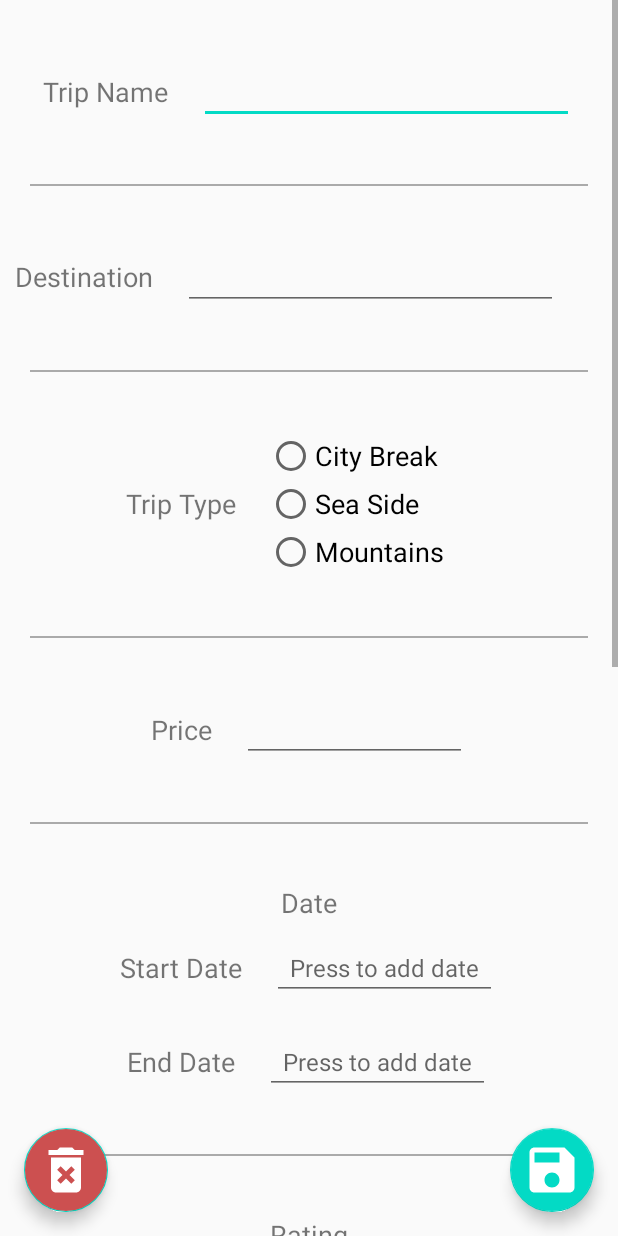
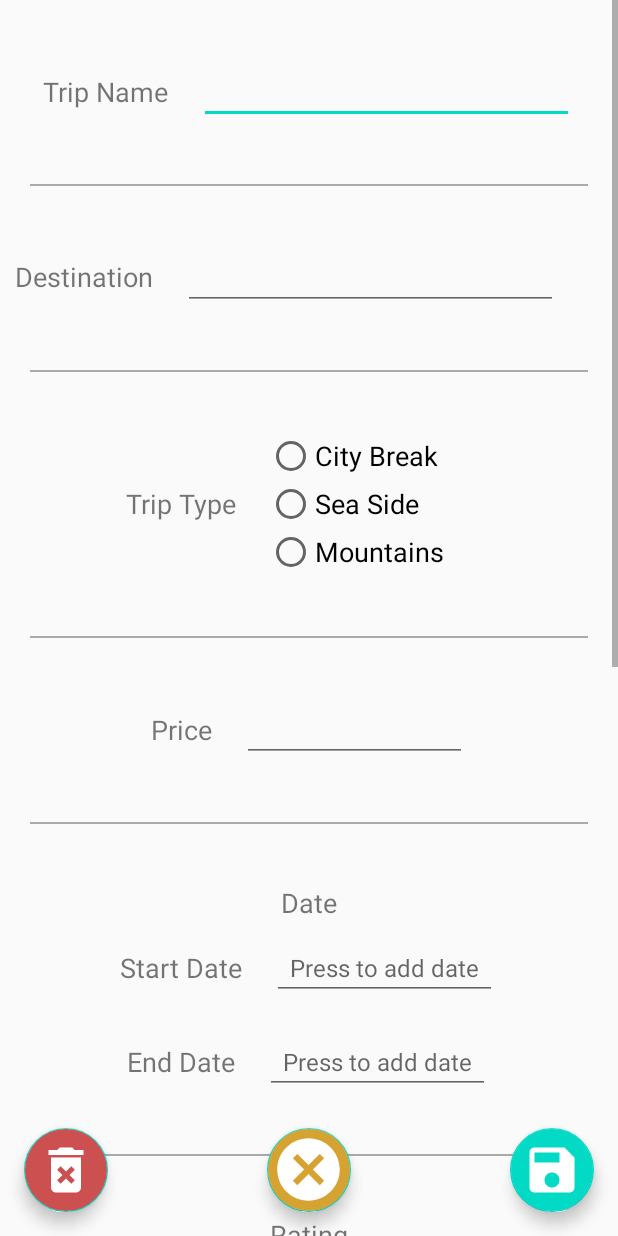
Before and after one commit to Shazud/travel-journal, an Android app: the layout fragment_edit_trip.xml on its own in the app's theme, with its tools: preview values and no code run, on a phone screen of 412 x 824 dp. Run offline under Robolectric (Android 15) with nearby library versions, the phone set to English and light mode, and no system bars.

Commit message:
added cancel button fixed bugs

```diff
--- /dev/null
+++ b/app/src/main/res/drawable/ic_cancel_black_24dp.xml
@@ -0,0 +1,5 @@
+<vector android:height="24dp" android:tint="#FFFFFF"
+    android:viewportHeight="24.0" android:viewportWidth="24.0"
+    android:width="24dp" xmlns:android="http://schemas.android.com/apk/res/android">
+    <path android:fillColor="#FF000000" android:pathData="M12,2C6.47,2 2,6.47 2,12s4.47,10 10,10 10,-4.47 10,-10S17.53,2 12,2zM17,15.59L15.59,17 12,13.41 8.41,17 7,15.59 10.59,12 7,8.41 8.41,7 12,10.59 15.59,7 17,8.41 13.41,12 17,15.59z"/>
+</vector>
--- a/app/src/main/res/layout/fragment_edit_trip.xml
+++ b/app/src/main/res/layout/fragment_edit_trip.xml
@@ -308,6 +308,18 @@
         app:maxImageSize="40dp" />
 
     <com.google.android.material.floatingactionbutton.FloatingActionButton
+        android:id="@+id/trip_edit_cancel_fab"
+        android:layout_width="wrap_content"
+        android:layout_height="wrap_content"
+        android:layout_margin="16dp"
+        android:backgroundTint="@color/colorCancel"
+        android:src="@drawable/ic_cancel_black_24dp"
+        app:layout_constraintBottom_toBottomOf="parent"
+        app:layout_constraintEnd_toEndOf="parent"
+        app:layout_constraintStart_toStartOf="parent"
+        app:maxImageSize="50dp" />
+
+    <com.google.android.material.floatingactionbutton.FloatingActionButton
         android:id="@+id/trip_edit_delete_fab"
         android:layout_width="wrap_content"
         android:layout_height="wrap_content"
--- a/app/src/main/res/layout/fragment_view_tip.xml
+++ b/app/src/main/res/layout/fragment_view_tip.xml
@@ -182,6 +182,7 @@
         app:layout_constraintBottom_toBottomOf="parent"
         app:layout_constraintStart_toStartOf="parent"
         android:layout_margin="20dp"
+        android:backgroundTint="@color/colorDelete"
         app:maxImageSize="40dp"
         />
 
--- a/app/src/main/res/values/colors.xml
+++ b/app/src/main/res/values/colors.xml
@@ -4,4 +4,5 @@
     <color name="colorPrimaryDark">#3700B3</color>
     <color name="colorAccent">#03DAC5</color>
     <color name="colorDelete">#cc5050</color>
+    <color name="colorCancel">#d6a231</color>
 </resources>
```
Also changed, not shown: app/src/main/java/com/ddp/tj/fragment/EditFragment.java (+42 -2 lines), app/src/main/java/com/ddp/tj/fragment/ViewFragment.java (+5 -5 lines), app/src/main/java/com/ddp/tj/trip/Trip.java (+16 -0 lines), app/src/main/java/com/ddp/tj/trip/TripAdapter.java (+11 -0 lines).
